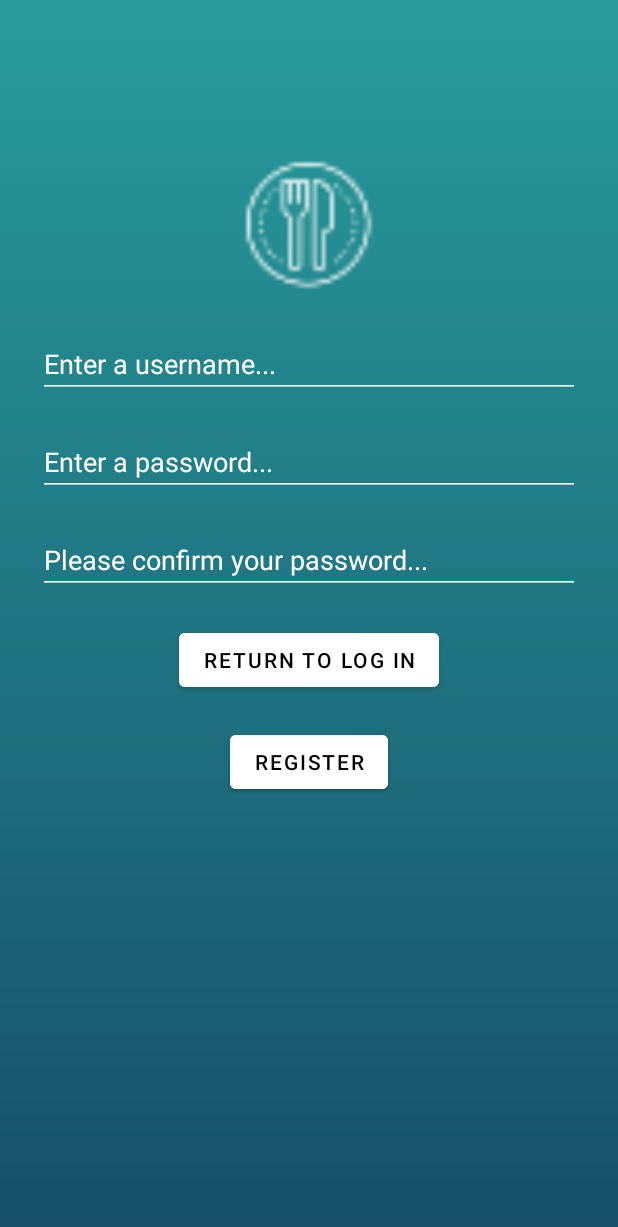
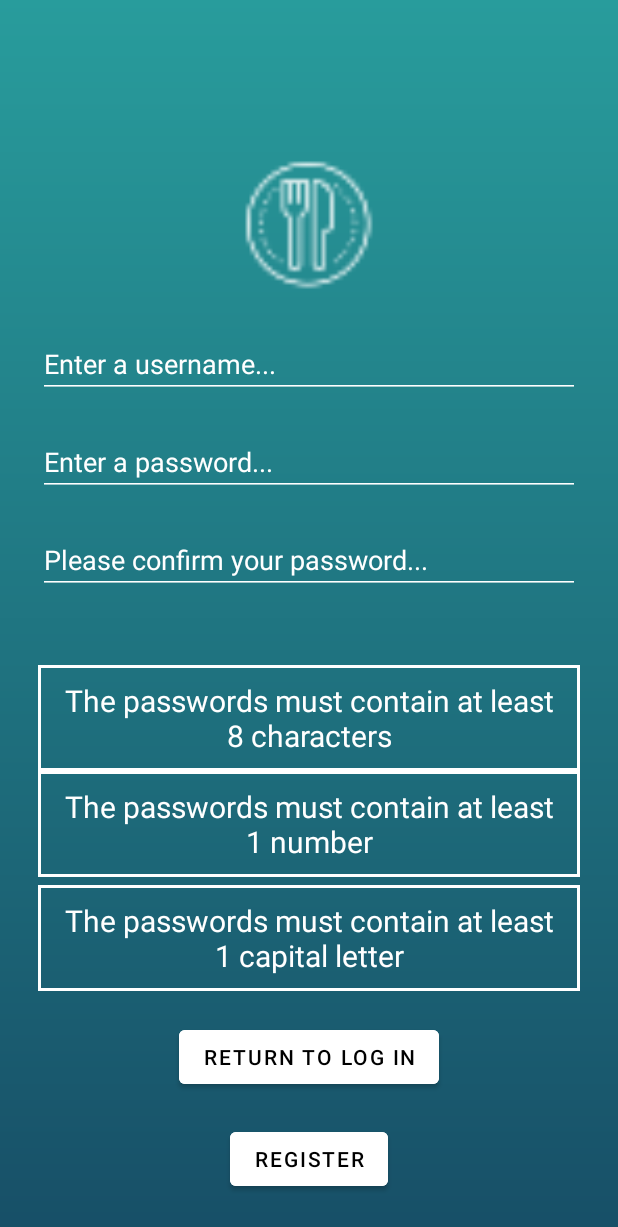
Before and after one commit to Sulaiman2001/MealPlannerApp, an Android app: the RegisterFragment screen opened through its navigation route, after a tap on "REGISTER", on a phone screen of 412 x 824 dp. Shown: the top 1227 px of the screen. Run offline under Robolectric (Android 15) with nearby library versions, the phone set to English and light mode, and no system bars; our stand-ins replace Volley, navigation-ui.

Commit message:
Added validation to the password: passwords must match, must contain 8 characters, must contain a capital letter and must contain a digit. It will also display the error to the user in a text box.

```diff
--- a/app/src/main/java/uk/ac/aston/cs3mdd/mealplanner/ui/register/RegisterFragment.java
+++ b/app/src/main/java/uk/ac/aston/cs3mdd/mealplanner/ui/register/RegisterFragment.java
@@ -7,6 +7,7 @@ import android.view.View;
 import android.view.ViewGroup;
 import android.widget.Button;
 import android.widget.EditText;
+import android.widget.TextView;
 import android.widget.Toast;
 
 import androidx.fragment.app.Fragment;
@@ -29,10 +30,12 @@ import java.util.Map;
 import uk.ac.aston.cs3mdd.mealplanner.R;
 
 public class RegisterFragment extends Fragment {
-    private static final String TAG = "RegisterFragment"; // Define a tag for logging
+    private static final String RegisterTest = "RegisterFragment";
 
     private EditText registerUsername, registerPassword, confirmPassword;
     private Button registerButton, returnToLoginButton;
+
+    private TextView  passwordLengthMsg, passwordCapitalLetterMsg, passwordMatchMsg, passwordNumberMsg;
 
     @Override
     public View onCreateView(LayoutInflater inflater, ViewGroup container,
@@ -45,6 +48,11 @@ public class RegisterFragment extends Fragment {
         confirmPassword = rootView.findViewById(R.id.confirmPassword);
         registerButton = rootView.findViewById(R.id.register);
         returnToLoginButton = rootView.findViewById(R.id.returnToLogIn);
+        passwordLengthMsg = rootView.findViewById(R.id.passwordLengthMsg);
+        passwordCapitalLetterMsg = rootView.findViewById(R.id.passwordCapitalLetterMsg);
+        passwordMatchMsg = rootView.findViewById(R.id.passwordMatchMsg);
+        passwordNumberMsg = rootView.findViewById(R.id.passwordNumberMsg);
+
 
         registerButton.setOnClickListener(new View.OnClickListener() {
             @Override
@@ -64,17 +72,49 @@ public class RegisterFragment extends Fragment {
     }
 
     private void registerUser() {
+        // Reset visibility of all error messages at the beginning
+        passwordLengthMsg.setVisibility(TextView.INVISIBLE);
+        passwordCapitalLetterMsg.setVisibility(TextView.INVISIBLE);
+        passwordMatchMsg.setVisibility(TextView.INVISIBLE);
+        passwordNumberMsg.setVisibility(TextView.INVISIBLE);
+
         final String username = registerUsername.getText().toString().trim();
         final String password = registerPassword.getText().toString().trim();
         String confirmedPassword = confirmPassword.getText().toString().trim();
 
+        boolean hasError = false; // Variable to track if any error occurred
+
+        // Check the password is at least 8 characters
+        if (password.length() < 8) {
+            passwordLengthMsg.setVisibility(TextView.VISIBLE);
+            hasError = true;
+        }
+
+        // Check the password contains a number
+        if (!password.matches(".*[1-9].*")) {
+            passwordNumberMsg.setVisibility(TextView.VISIBLE);
+            hasError = true;
+        }
+
+        // Check the password contains a capital character
+        if (!password.matches(".*[A-Z].*")) {
+            passwordCapitalLetterMsg.setVisibility(TextView.VISIBLE);
+            hasError = true;
+        }
+
+        // Check if passwords match
         if (!password.equals(confirmedPassword)) {
-            Toast.makeText(getActivity(), "Passwords do not match", Toast.LENGTH_SHORT).show();
-            Log.e(TAG, "Passwords do not match");
+            passwordMatchMsg.setVisibility(TextView.VISIBLE);
+            hasError = true;
+        }
+
+        if (hasError) {
             return;
         }
 
-        Log.i(TAG, "Passwords match. Sending registration request...");
+        Log.i(RegisterTest, "Passwords match. Sending registration request...");
+
+
 
         RequestQueue queue = Volley.newRequestQueue(requireActivity());
         String url = "http://192.168.1.82/MealPlannerDatabase/register.php";
@@ -110,27 +150,28 @@ public class RegisterFragment extends Fragment {
             String message = jsonResponse.getString("message");
 
             if ("success".equals(status)) {
-                Log.i(TAG, "Registration successful. Message: " + message);
+                Log.i(RegisterTest, "Registration successful. Message: " + message);
                 Toast.makeText(getActivity(), message, Toast.LENGTH_SHORT).show();
+                Navigation.findNavController(requireView()).navigate(R.id.action_register_to_meals);
             } else {
-                Log.e(TAG, "Registration failed. Message: " + message);
+                Log.e(RegisterTest, "Registration failed. Message: " + message);
                 Toast.makeText(getActivity(), message, Toast.LENGTH_SHORT).show();
             }
-            Log.e(TAG, "Server Response: " + response);
+            Log.e(RegisterTest, "Server Response: " + response);
         } catch (JSONException e) {
             e.printStackTrace();
-            Log.e(TAG, "JSON parsing error: " + e.getMessage());
+            Log.e(RegisterTest, "JSON parsing error: " + e.getMessage());
         }
     }
 
     private void handleRegistrationError(VolleyError error) {
-        Log.e(TAG, "Volley error: " + error.getMessage(), error);
+        Log.e(RegisterTest, "Volley error: " + error.getMessage(), error);
 
         if (error.networkResponse != null) {
-            Log.e(TAG, "Status Code: " + error.networkResponse.statusCode);
-            Log.e(TAG, "Response Data: " + new String(error.networkResponse.data));
+            Log.e(RegisterTest, "Status Code: " + error.networkResponse.statusCode);
+            Log.e(RegisterTest, "Response Data: " + new String(error.networkResponse.data));
         } else {
-            Log.e(TAG, "No network response");
+            Log.e(RegisterTest, "No network response");
         }
 
         Toast.makeText(getActivity(), "Error: " + error.getMessage(), Toast.LENGTH_SHORT).show();
--- /dev/null
+++ b/app/src/main/res/drawable/msg_border.xml
@@ -0,0 +1,12 @@
+<?xml version="1.0" encoding="utf-8"?>
+<shape xmlns:android="http://schemas.android.com/apk/res/android">
+    <solid android:color="@android:color/transparent" /> <!-- Set the background color, if needed -->
+    <stroke
+        android:width="2dp"
+        android:color="@color/white" />
+    <padding
+        android:left="10dp"
+        android:top="10dp"
+        android:right="10dp"
+        android:bottom="10dp" />
+</shape>
```
